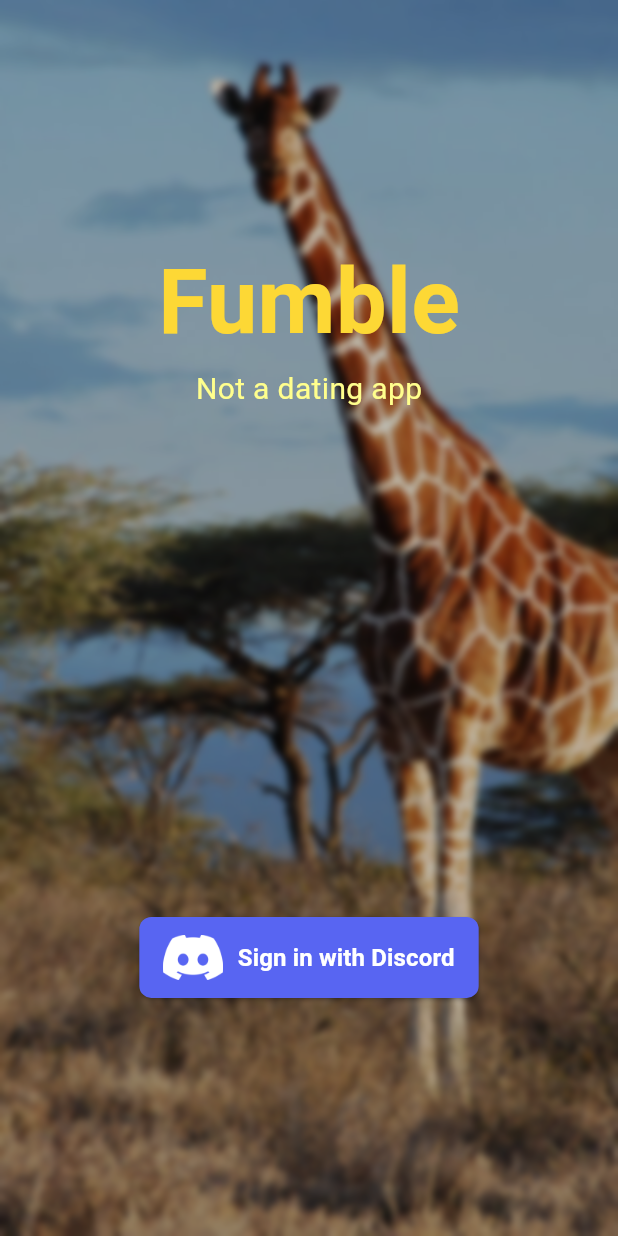
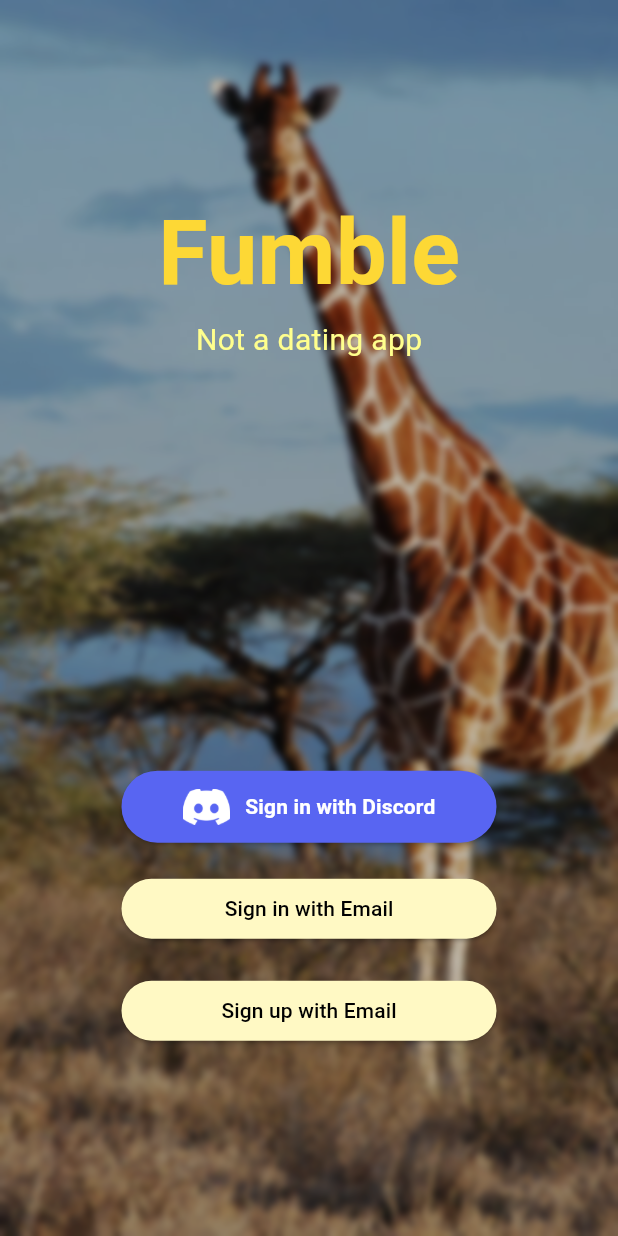
Before and after one commit to dyscott/fumble, a Flutter app: the screen it shows after launch, on a phone screen of 412 x 824 dp. Run offline on Flutter 3.47's test engine with Material 3 defaults, Android fonts, the phone set to English and light mode, and no system bars; our stand-ins replace image_picker, pocketbase, shared_preferences; missing offline and left inert: swiping_card_deck.

Commit message:
Update Auth Flow

```diff
--- a/client/lib/auth.dart
+++ b/client/lib/auth.dart
@@ -25,7 +25,7 @@ class AuthProvider extends ChangeNotifier {
       initial: prefs.getString('pb_auth'),
     );
 
-    pb = PocketBase('http://127.0.0.1:8090', authStore: store);
+    pb = PocketBase('https://fumble.dyscott.xyz', authStore: store);
 
     pb.authStore.onChange.listen((event) {
       notifyListeners();
@@ -37,13 +37,29 @@ class AuthProvider extends ChangeNotifier {
 
   bool get isAuthenticated => pb.authStore.isValid;
 
-  Future<void> signIn() async {
-    final res = await pb.collection('users').authWithOAuth2('discord', (url) async {
+  Future<void> signInDiscord() async {
+    final res =
+        await pb.collection('users').authWithOAuth2('discord', (url) async {
       // or use something like flutter_custom_tabs to make the transitions between native and web content more seamless
       await launchUrl(url);
     });
     user = res.record;
 
+    notifyListeners();
+  }
+
+  Future<void> signInEmail(String email, String password) async {
+    final res = await pb.collection('users').authWithPassword(email, password);
+    user = res.record;
+    notifyListeners();
+  }
+
+  Future<void> signUpEmail(String email, String password) async {
+    await pb.collection('users').create(body: {
+      'email': email,
+      'password': password,
+      'passwordConfirm': password,
+    });
     notifyListeners();
   }
 
@@ -73,32 +89,25 @@ class DiscordSignInButton extends StatelessWidget {
       onPressed: onPressed,
       style: ElevatedButton.styleFrom(
         backgroundColor: Color(0xFF5865F2), // Discord's primary color
-        shape: RoundedRectangleBorder(
-          borderRadius: BorderRadius.circular(8.0),
+        padding: const EdgeInsets.symmetric(vertical: 12.0, horizontal: 16.0),
       ),
-        padding: const EdgeInsets.symmetric(vertical: 12.0, horizontal: 16.0)
-      ),
-      child: Padding(
-        padding: const EdgeInsets.all(0.0),
       child: Row(
         mainAxisAlignment: MainAxisAlignment.center,
         children: [
           Image.asset(
             'assets/images/discord-logo.png', // Replace with your Discord logo image asset
-              height: 30.0,
+            height: 24.0,
           ),
           const SizedBox(width: 10.0),
           const Text(
             'Sign in with Discord',
             style: TextStyle(
-                fontSize: 16.0,
               fontWeight: FontWeight.bold,
               color: Colors.white,
             ),
           ),
         ],
       ),
-      ),
     );
   }
 }
--- a/client/lib/main.dart
+++ b/client/lib/main.dart
@@ -1,3 +1,4 @@
+import 'package:flutter/foundation.dart' show kIsWeb;
 import 'dart:ui';
 
 import 'package:flutter/material.dart';
@@ -7,6 +8,8 @@ import 'package:provider/provider.dart';
 import 'auth.dart';
 import 'common.dart';
 import 'pages/create/page1.dart';
+import 'pages/signin.dart';
+import 'pages/signup.dart';
 
 void main() {
   runApp(ChangeNotifierProvider(
@@ -83,12 +86,52 @@ class SignIn extends StatelessWidget {
   @override
   Widget build(BuildContext context) {
     final auth = Provider.of<AuthProvider>(context);
-    return IntrinsicWidth(child: DiscordSignInButton(
-      onPressed: () {
-        // Sign in
-        auth.signIn();
-      },
-    ));
+    return IntrinsicWidth(
+      child: Column(
+        children: [
+          (!kIsWeb) ? DiscordSignInButton(
+            onPressed: () {
+              // Sign in
+              auth.signInDiscord();
+            },
+          ) : const SizedBox(),
+          const SizedBox(height: 20),
+          SizedBox(
+            width: 250,
+            child: ElevatedButton(
+              style: ElevatedButton.styleFrom(
+                foregroundColor: Colors.black,
+                backgroundColor: Colors.yellow[100],
+              ),
+              onPressed: () {
+                Navigator.push(
+                  context,
+                  MaterialPageRoute(builder: (context) => const SignInPage()),
+                );
+              },
+              child: const Text('Sign in with Email'),
+            ),
+          ),
+          const SizedBox(height: 20),
+          SizedBox(
+            width: 250,
+            child: ElevatedButton(
+              style: ElevatedButton.styleFrom(
+                foregroundColor: Colors.black,
+                backgroundColor: Colors.yellow[100],
+              ),
+              onPressed: () {
+                Navigator.push(
+                  context,
+                  MaterialPageRoute(builder: (context) => const SignUpPage()),
+                );
+              },
+              child: const Text('Sign up with Email'),
+            ),
+          ),
+        ],
+      ),
+    );
   }
 }
 
@@ -117,7 +160,8 @@ class _GoState extends State<Go> {
       final model = CreateProfileModel(userId: user.id);
       Navigator.push(
         context,
-        MaterialPageRoute(builder: (context) => CreateProfilePage1(model: model)),
+        MaterialPageRoute(
+            builder: (context) => CreateProfilePage1(model: model)),
       );
     }
   }
@@ -142,6 +186,7 @@ class _GoState extends State<Go> {
                     },
               child: const Text('Go'),
             )),
+        const SizedBox(height: 20),
         SizedBox(
           width: 150,
           child: ElevatedButton(
--- a/client/lib/pages/create/page4.dart
+++ b/client/lib/pages/create/page4.dart
@@ -23,7 +23,7 @@ class _CreateProfilePage4State extends State<CreateProfilePage4> {
       false,
     ],
     [
-      'I agree to not use Fumble for any non-academic purposes.',
+      'I agree to not use Fumble for any other non-academic purposes.',
       false,
     ],
   ];
--- a/client/lib/pages/create/page5.dart
+++ b/client/lib/pages/create/page5.dart
@@ -20,8 +20,10 @@ class _CreateProfilePage5State extends State<CreateProfilePage5> {
     await widget.model.uploadProfile();
 
     nav.pushAndRemoveUntil(
-      MaterialPageRoute(builder: (context) => const TempHome()),
-      (route) => false,
+      MaterialPageRoute(
+        builder: (context) => const TempHome(),
+      ),
+      (route) => route.isFirst,
     );
   }
 
```
Also changed, not shown: client/lib/common.dart (+19 -2 lines), client/lib/pages/create/page1.dart (+7 -2 lines), client/lib/pages/create/page2.dart (+9 -7 lines), client/lib/pages/create/page3.dart (+15 -7 lines), client/lib/pages/signin.dart (added, +101 -0 lines), client/lib/pages/signup.dart (added, +105 -0 lines), 6 other files. Lines whose indentation alone changed are shown as unchanged.
